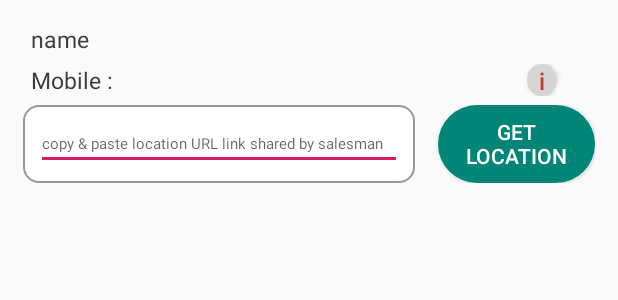
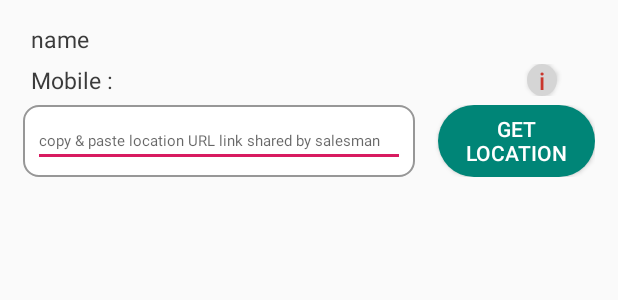
Before and after one commit to prtk5436/SalesmanTrackingApp, an Android app: the layout salesman_list.xml on its own in the app's theme, with its tools: preview values and no code run, on a phone screen of 412 x 824 dp. Shown: the top 300 px of the screen. Run offline under Robolectric (Android 15) with nearby library versions, the phone set to English and light mode, and no system bars.

Commit message:
bug fixed

```diff
--- a/app/src/main/AndroidManifest.xml
+++ b/app/src/main/AndroidManifest.xml
@@ -30,7 +30,7 @@
 
         <meta-data
             android:name="com.google.android.geo.API_KEY"
-            android:value="@string/google_maps_key" />
+            android:value="AIzaSyDkpARJl8uChQdxa1AKlatfMPMR-VZim_A" />
 
         <activity android:name=".SalesmanDetailsActivity" />
         <activity android:name=".OTPGenerationActivity" />
--- a/app/src/main/java/com/example/mysts/OrderDetailsActivity.java
+++ b/app/src/main/java/com/example/mysts/OrderDetailsActivity.java
@@ -1,5 +1,6 @@
 package com.example.mysts;
 
+import android.annotation.SuppressLint;
 import android.os.Bundle;
 import android.support.v7.app.AppCompatActivity;
 import android.widget.TextView;
@@ -10,6 +11,7 @@ public class OrderDetailsActivity extends AppCompatActivity {
     int prdt_price = 0, orderno = 0;
     TextView tvsale_name, tvprice, tvproduct, tv_mob, tv_address, tvcus_name, tv_time, tv_orderno;
 
+    @SuppressLint("SetTextI18n")
     @Override
     protected void onCreate(Bundle savedInstanceState) {
         super.onCreate(savedInstanceState);
--- a/app/src/main/java/com/example/mysts/Salesman.java
+++ b/app/src/main/java/com/example/mysts/Salesman.java
@@ -158,7 +158,6 @@ public class Salesman extends AppCompatActivity implements NavigationView.OnNavi
         return super.onOptionsItemSelected(item);
     }
 
-    @SuppressWarnings("StatementWithEmptyBody")
     @Override
     public boolean onNavigationItemSelected(MenuItem item) {
         // Handle navigation view item clicks here.
--- a/app/src/main/java/com/example/mysts/SalesmanDetailsActivity.java
+++ b/app/src/main/java/com/example/mysts/SalesmanDetailsActivity.java
@@ -1,5 +1,6 @@
 package com.example.mysts;
 
+import android.annotation.SuppressLint;
 import android.os.Bundle;
 import android.support.v7.app.AppCompatActivity;
 import android.widget.TextView;
@@ -10,6 +11,7 @@ public class SalesmanDetailsActivity extends AppCompatActivity {
     int sale_id;
     TextView tvsale_name, tv_mob, tv_email, tv_sale_id, tv_password;
 
+    @SuppressLint("SetTextI18n")
     @Override
     protected void onCreate(Bundle savedInstanceState) {
         super.onCreate(savedInstanceState);
--- a/app/src/main/res/layout/salesman_list.xml
+++ b/app/src/main/res/layout/salesman_list.xml
@@ -58,20 +58,16 @@
             android:layout_height="match_parent"
             android:layout_weight="2.5"
             android:background="@drawable/rect_grayoutline1"
-            android:padding="3dp">
+            android:padding="1dp">
 
             <EditText
                 android:id="@+id/et_url"
                 android:layout_width="match_parent"
                 android:layout_height="wrap_content"
                 android:layout_margin="@dimen/marginplus1"
-                android:ems="10"
                 android:hint="@string/copy_amp_paste_location_url_link_shared_by_salesman"
                 android:textSize="10sp"
-                tools:ignore="SmallSp">
-
-                <requestFocus />
-            </EditText>
+                tools:ignore="SmallSp"></EditText>
         </LinearLayout>
 
         <Button
```
Also changed, not shown: app/src/main/java/com/example/mysts/adapter/SalesmanAdapter.java (+10 -10 lines), app/src/main/java/com/example/mysts/adapter/Salesman_Task_Adapter.java (+8 -7 lines).
